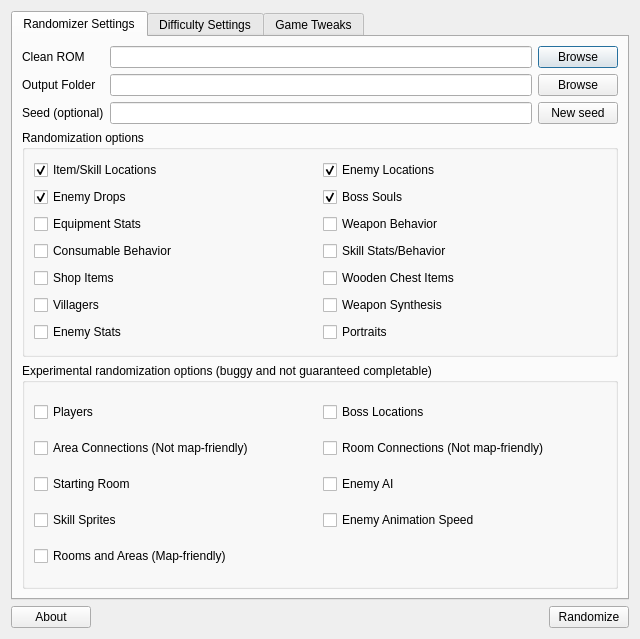
Before: the Qt Designer form randomizer.ui in LagoLunatic/dsvrandom, drawn with Qt 5.
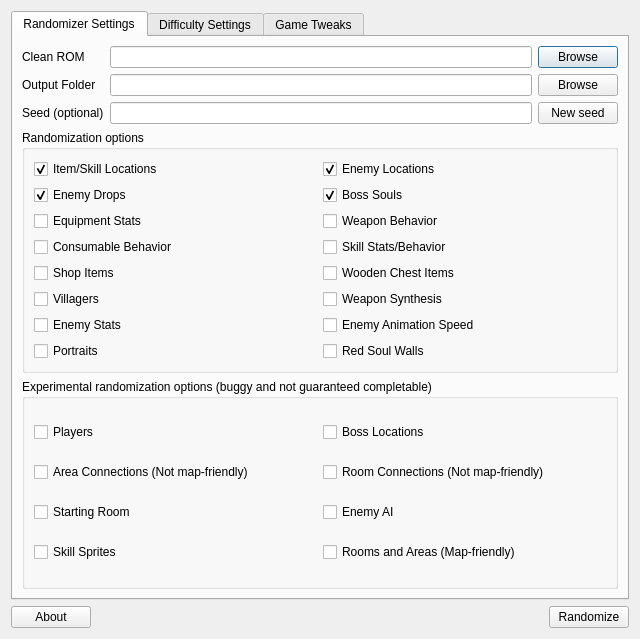
After: the same form once the commit is applied. Icons and pictures are not drawn.

Commit message: Add red soul wall randomizer

```diff
--- a/randomizer.ui
+++ b/randomizer.ui
@@ -258,6 +258,20 @@
              </widget>
             </item>
             <item>
+             <widget class="QCheckBox" name="randomize_enemy_anim_speed">
+              <property name="toolTip">
+               <string>Randomizes the speed at which each enemy's animations play at, which affects their attack speed.</string>
+              </property>
+              <property name="text">
+               <string>Enemy Animation Speed</string>
+              </property>
+             </widget>
+            </item>
+           </layout>
+          </item>
+          <item>
+           <layout class="QHBoxLayout" name="horizontalLayout_18">
+            <item>
              <widget class="QCheckBox" name="randomize_portraits">
               <property name="toolTip">
                <string>Randomizes where portraits are located (PoR only).</string>
@@ -267,6 +281,16 @@
               </property>
              </widget>
             </item>
+            <item>
+             <widget class="QCheckBox" name="randomize_red_walls">
+              <property name="toolTip">
+               <string>Randomizes what bullet souls is needed to open the red walls (DoS only).</string>
+              </property>
+              <property name="text">
+               <string>Red Soul Walls</string>
+              </property>
+             </widget>
+            </item>
            </layout>
           </item>
          </layout>
@@ -363,20 +387,6 @@
              </widget>
             </item>
             <item>
-             <widget class="QCheckBox" name="randomize_enemy_anim_speed">
-              <property name="toolTip">
-               <string>Randomizes the speed at which each enemy's animations play at, which affects their attack speed.</string>
-              </property>
-              <property name="text">
-               <string>Enemy Animation Speed</string>
-              </property>
-             </widget>
-            </item>
-           </layout>
-          </item>
-          <item>
-           <layout class="QHBoxLayout" name="horizontalLayout_18">
-            <item>
              <widget class="QCheckBox" name="randomize_rooms_map_friendly">
               <property name="text">
                <string>Rooms and Areas (Map-friendly)</string>
```
Left out of the diff: 18 changed lines with no effect on the pictures. The commit also changes 9 other files.
